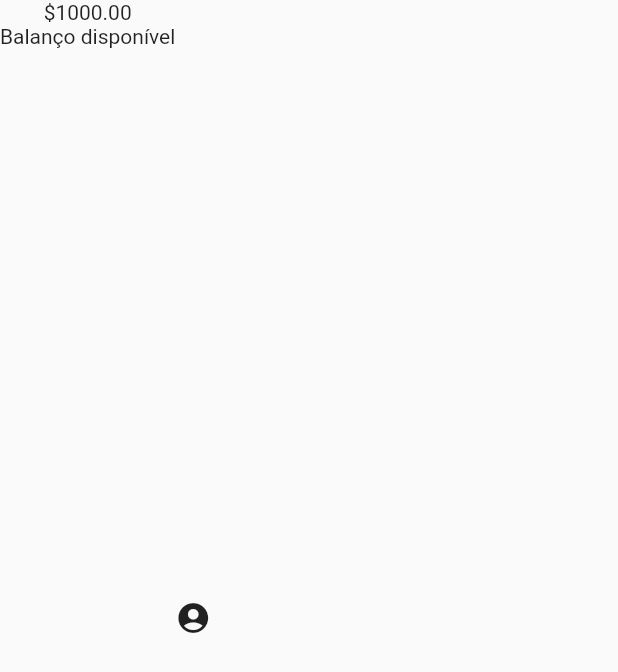
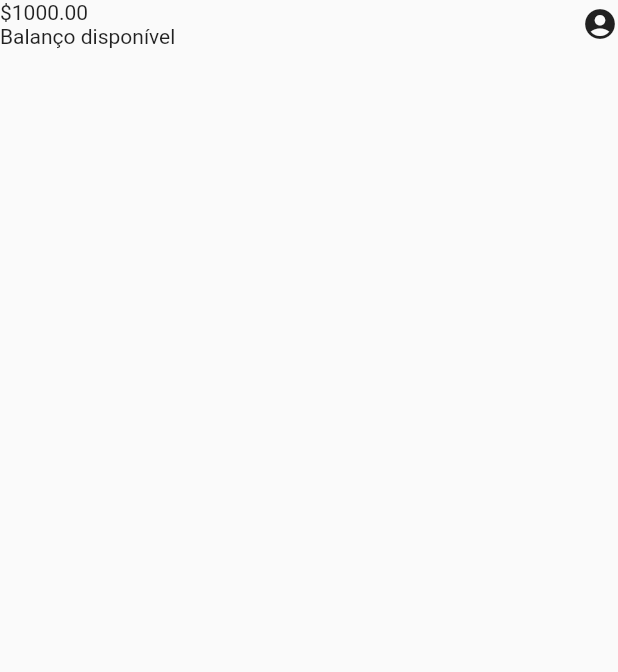
Before and after one commit to alura-cursos/curso_estilizacao, a Flutter app: the screen it shows after launch, on a phone screen of 412 x 824 dp. Shown: the top 672 px of the screen. Run offline on Flutter 3.47's test engine with Material 2 defaults, Android fonts, the light colour scheme and no system bars.

Commit message:
vídeo 2.1

```diff
--- a/lib/components/sections/header.dart
+++ b/lib/components/sections/header.dart
@@ -7,8 +7,10 @@ const Header({ Key? key }) : super(key: key);
   Widget build(BuildContext context){
     return Container(
       child: Row(
+        mainAxisAlignment: MainAxisAlignment.spaceBetween,
         children: <Widget>[
           Column(
+            crossAxisAlignment: CrossAxisAlignment.start,
             children: <Widget>[
             Text('\$1000.00'),
             Text('Balanço disponível'),
--- a/lib/screens/home.dart
+++ b/lib/screens/home.dart
@@ -6,6 +6,10 @@ const Home({ Key? key }) : super(key: key);
 
   @override
   Widget build(BuildContext context){
-    return Scaffold(body: Header(),);
+    return Scaffold(body: Column(
+      children: <Widget>[
+        Header(),
+      ],
+    ),);
   }
 }
```
